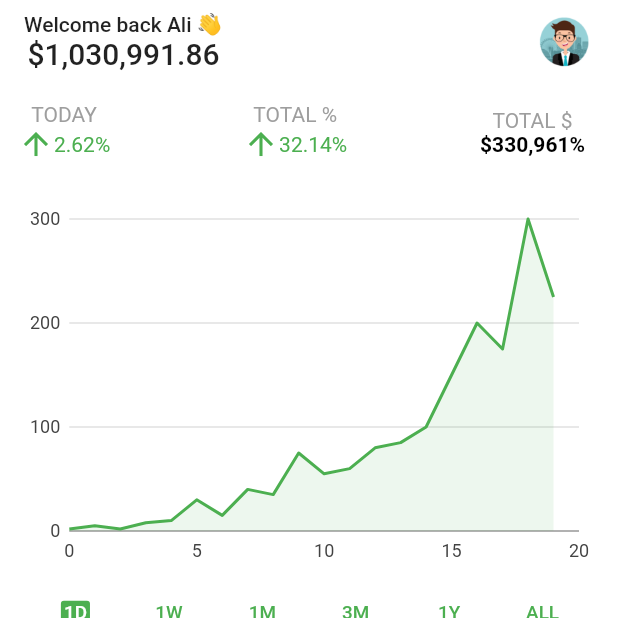
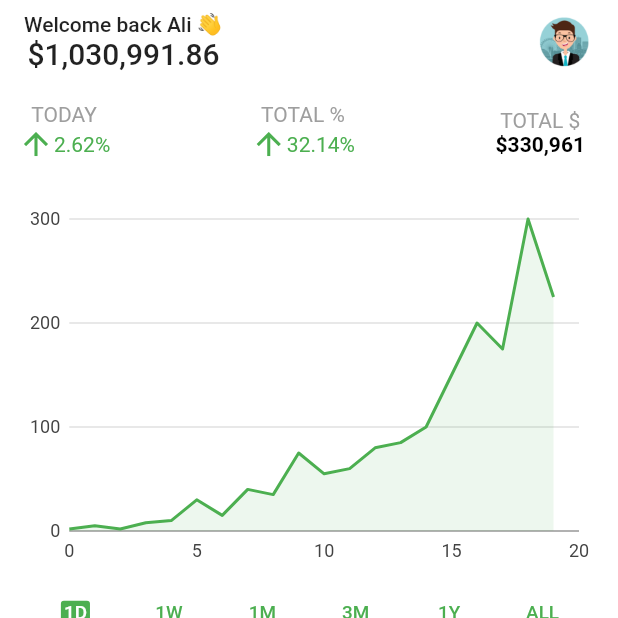
Before and after one commit to jjaviles2010/stonks_app, a Flutter app: the screen it shows after launch, on a phone screen of 412 x 824 dp, the top half of it. Run offline on Flutter 3.47's test engine with Material 2 defaults, Android fonts, the phone set to English and light mode, and no system bars; our stand-ins replace charts_flutter; missing offline and left inert: emoji_picker.

Commit message:
Retiring percentage symbol.

```diff
--- a/lib/home/screens/home_screen.dart
+++ b/lib/home/screens/home_screen.dart
@@ -65,7 +65,7 @@ class HomeScreen extends StatelessWidget {
           ),Column(
             children: <Widget>[
               Text('TOTAL \$', style: TextStyles.greyText,),
-              Text('\$330,961%', style: TextStyles.blackBoldText, )
+              Text('\$330,961', style: TextStyles.blackBoldText, )
             ],
           )
         ],
```
